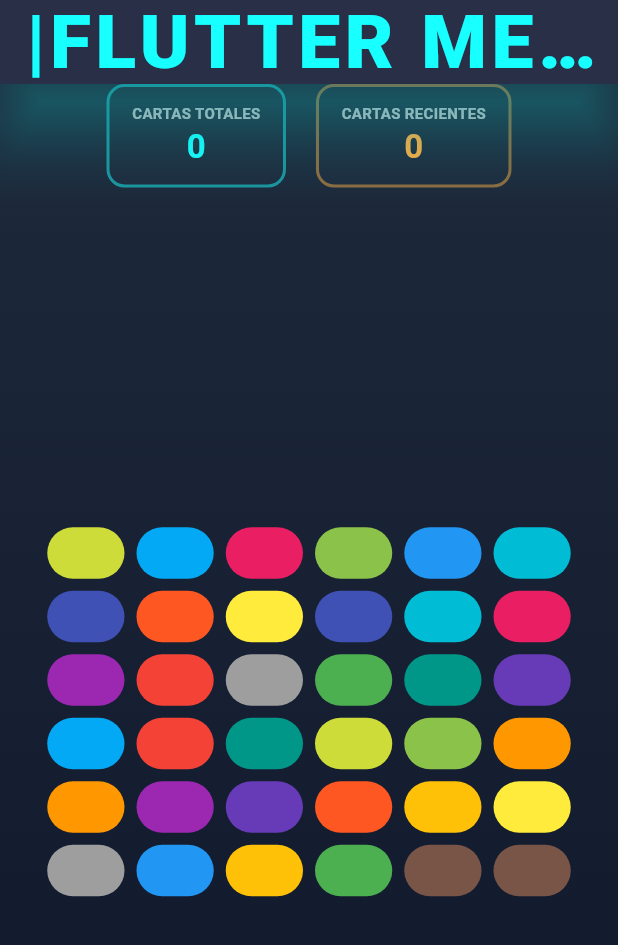
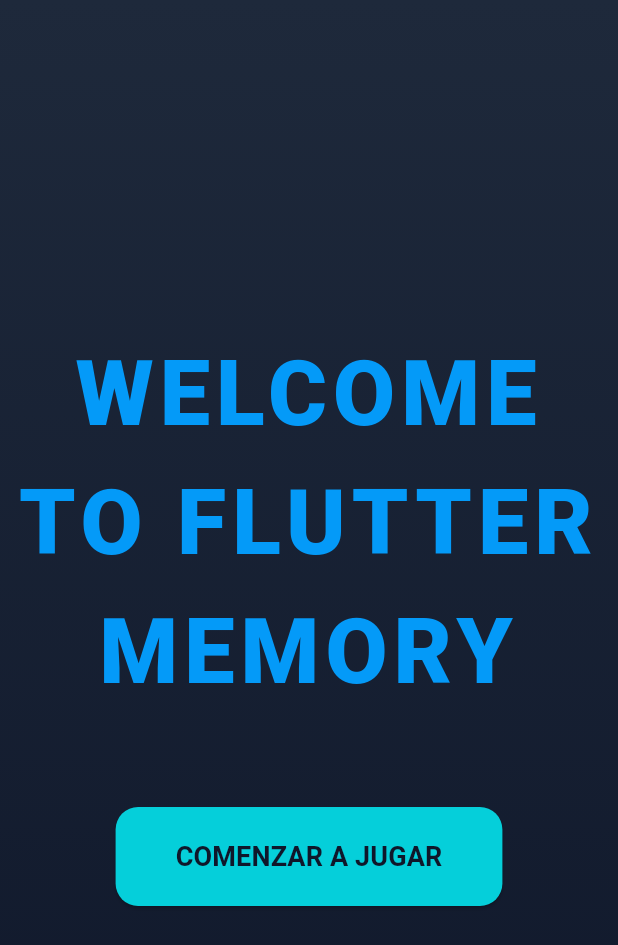
Before and after one commit to danbarreda/flutter_memory, a Flutter app: the screen it shows after launch, on a phone screen of 412 x 824 dp. Shown: the top 945 px of the screen. Run offline on Flutter 3.47's test engine with Material 3 defaults, Android fonts, the phone set to English and light mode, and no system bars.

Commit message:
Navegacion del juego y creación de pantalla de inicio

```diff
--- a/lib/main.dart
+++ b/lib/main.dart
@@ -1,5 +1,6 @@
 import 'package:flutter/material.dart';
 import 'package:flutter_memory/classes/game.dart';
+import 'package:flutter_memory/screens/start_screen.dart';
 
 void main() {
   runApp(const MyApp());
@@ -7,6 +8,20 @@ void main() {
 
 class MyApp extends StatelessWidget {
   const MyApp({super.key});
+  @override
+  Widget build(BuildContext context) {
+    return MaterialApp(
+      debugShowCheckedModeBanner: false, // Para que no estorbe la etiqueta roja
+      title: 'Flutter Memory',
+      theme: ThemeData(
+        colorScheme: ColorScheme.fromSeed(seedColor: Colors.deepPurple),
+        useMaterial3: true,
+      ),
+      // MIRA AQUÍ: Quitamos el MyHomePage y ponemos tu StartScreen
+      home: const StartScreen(),
+    );
+  }
+}
 
 // This widget is the root of your application.
 @override
@@ -34,7 +49,6 @@ class MyApp extends StatelessWidget {
     home: const MyHomePage(title: 'Flutter Demo Home Page'),
   );
 }
-}
 
 class MyHomePage extends StatefulWidget {
   const MyHomePage({super.key, required this.title});
@@ -58,6 +72,12 @@ class _MyHomePageState extends State<MyHomePage> {
   int columns = 6;
   int rows = 6;
   Game game = Game();
+
+  @override
+  void initState() {
+    super.initState();
+    game.flipCards(); // NUEVO: Llama a la lógica de tu compañero
+  }
 
   @override
   Widget build(BuildContext context) {
@@ -89,9 +109,7 @@ class _MyHomePageState extends State<MyHomePage> {
         child: Column(
           children: [
             game.gameData(),
-            Expanded(
-              child: game.gridWidget,
-            ),
+            Expanded(child: game.gridWidget),
           ],
         ),
       ),
--- /dev/null
+++ b/lib/screens/start_screen.dart
@@ -0,0 +1,70 @@
+import 'package:flutter/material.dart';
+// Importamos el main para poder saltar a la pantalla del juego (MyHomePage)
+import '../main.dart';
+
+class StartScreen extends StatelessWidget {
+  const StartScreen({super.key});
+
+  @override
+  Widget build(BuildContext context) {
+    return Scaffold(
+      // Usamos el color oscuro que ya tienen en el proyecto
+      backgroundColor: const Color(0xFF0F172A),
+      body: Container(
+        width: double.infinity,
+        decoration: const BoxDecoration(
+          gradient: LinearGradient(
+            begin: Alignment.topCenter,
+            end: Alignment.bottomCenter,
+            colors: [Color(0xFF1E293B), Color(0xFF0F172A)],
+          ),
+        ),
+        child: Column(
+          mainAxisAlignment: MainAxisAlignment.center,
+          children: [
+            const Text(
+              "WELCOME TO FLUTTER\nMEMORY",
+              textAlign: TextAlign.center,
+              style: TextStyle(
+                fontSize: 60,
+                fontWeight: FontWeight.w900,
+                color: Color.fromARGB(255, 4, 154, 248),
+                letterSpacing: 4,
+              ),
+            ),
+            const SizedBox(height: 60),
+            ElevatedButton(
+              style: ElevatedButton.styleFrom(
+                backgroundColor: const Color.fromARGB(255, 5, 207, 218),
+                padding: const EdgeInsets.symmetric(
+                  horizontal: 40,
+                  vertical: 20,
+                ),
+                shape: RoundedRectangleBorder(
+                  borderRadius: BorderRadius.circular(15),
+                ),
+              ),
+              onPressed: () {
+                Navigator.push(
+                  context,
+                  MaterialPageRoute(
+                    builder: (context) =>
+                        const MyHomePage(title: 'Flutter Memory'),
+                  ),
+                );
+              },
+              child: const Text(
+                "COMENZAR A JUGAR",
+                style: TextStyle(
+                  color: Color(0xFF0F172A),
+                  fontWeight: FontWeight.bold,
+                  fontSize: 18,
+                ),
+              ),
+            ),
+          ],
+        ),
+      ),
+    );
+  }
+}
```
Lines whose indentation alone changed are shown as unchanged.
